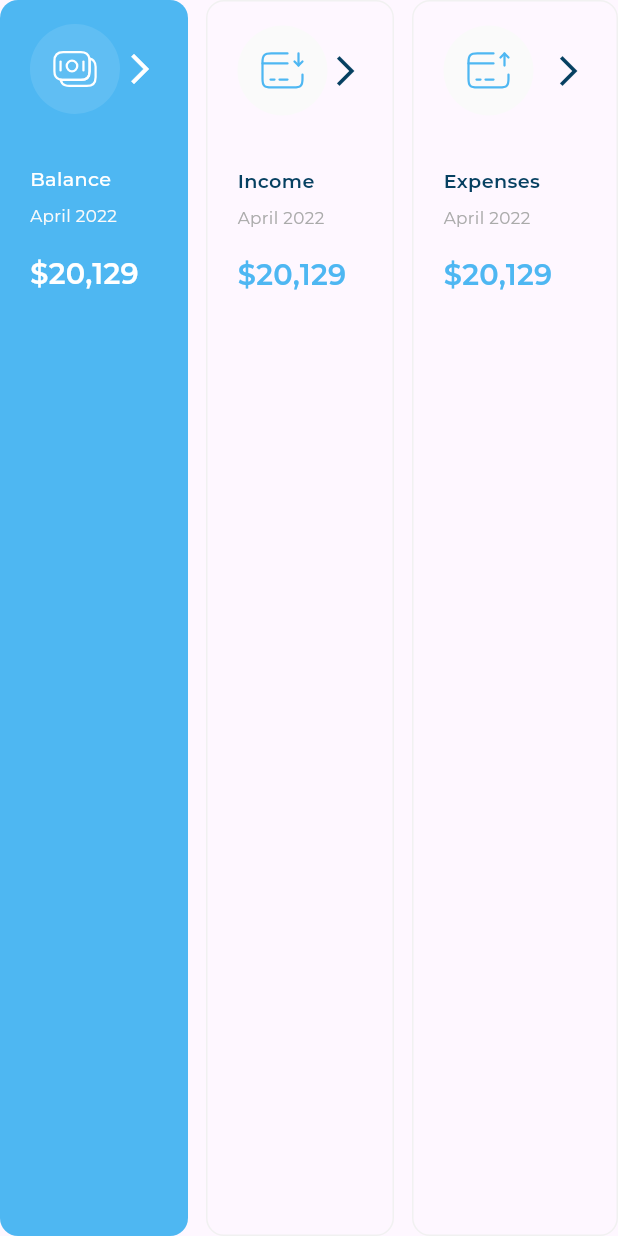
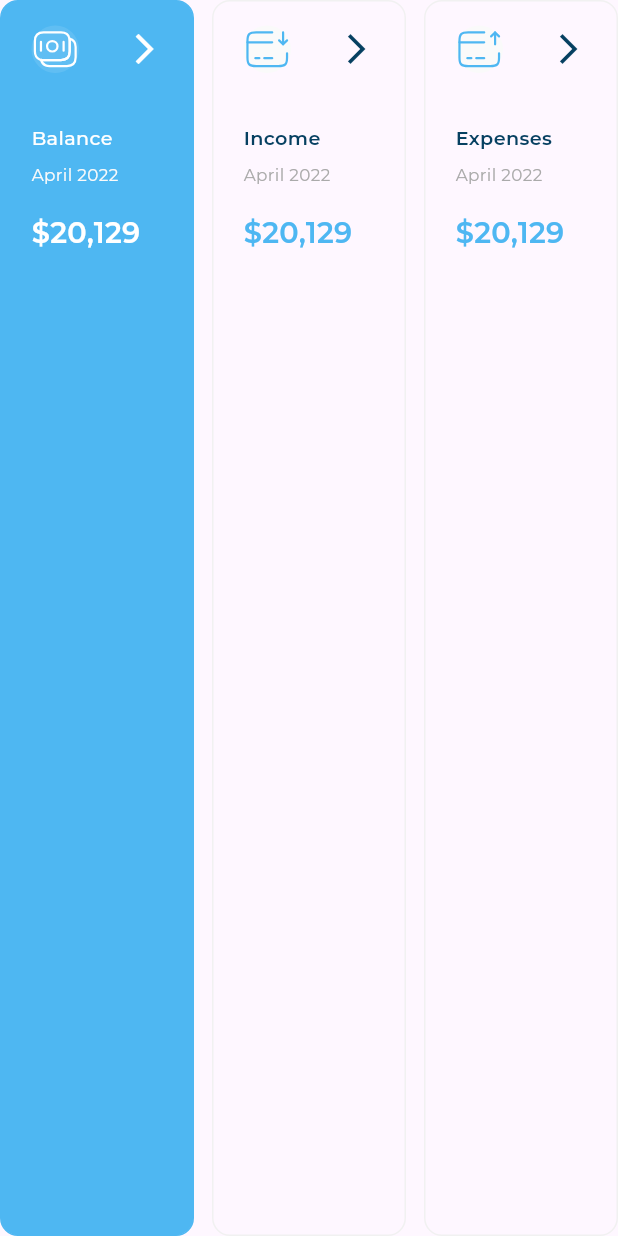
Before and after one commit to esraa-mohamad/admin_dashboard, a Flutter app: the ExpensesItemsList widget shown alone on an empty page, opened directly, on a phone screen of 412 x 824 dp. Run offline on Flutter 3.47's test engine with Material 3 defaults, Android fonts, the phone set to English and light mode, and no system bars; our stand-ins replace device_preview, expandable_page_view, fl_chart, flutter_svg; project files that could hold a hidden picture were left out.

Commit message:
- finish responsive edit

```diff
--- a/lib/admin_dashboard_app.dart
+++ b/lib/admin_dashboard_app.dart
@@ -1,4 +1,5 @@
 import 'package:admin_dashboard/core/routes/app_routing.dart';
+import 'package:device_preview/device_preview.dart';
 import 'package:flutter/material.dart';
 
 import 'core/routes/app_routes.dart';
@@ -9,6 +10,8 @@ final AppRouting appRouting;
   @override
   Widget build(BuildContext context) {
     return  MaterialApp(
+      locale: DevicePreview.locale(context),
+      builder: DevicePreview.appBuilder,
       debugShowCheckedModeBanner: false ,
       initialRoute: AppRoutes.dashboardView,
       onGenerateRoute: appRouting.omGenerateRouting,
--- a/lib/features/screen_view/widgets/card_and_income/card_and_transactions/my_card.dart
+++ b/lib/features/screen_view/widgets/card_and_income/card_and_transactions/my_card.dart
@@ -57,11 +57,10 @@ class MyCard extends StatelessWidget {
                 ],
               ),
             ),
-            Spacer(),
+            const Expanded(child: SizedBox()),
             Padding(
               padding: const EdgeInsets.only(
                 right: 24 ,
-                bottom: 27,
               ),
               child: Align(
                 alignment: AlignmentDirectional.bottomEnd,
@@ -83,6 +82,7 @@ class MyCard extends StatelessWidget {
                 ),
               ),
             ),
+
           ],
         ),
       ),
--- a/lib/features/screen_view/widgets/card_and_income/income/income_section_body.dart
+++ b/lib/features/screen_view/widgets/card_and_income/income/income_section_body.dart
@@ -13,7 +13,7 @@ class IncomeSectionBody extends StatelessWidget {
   Widget build(BuildContext context) {
     double width = MediaQuery.sizeOf(context).width;
     return
-      width >= AppSizeHelper.desktop  && width < 1750 ?
+      width >= AppSizeHelper.desktop  && width <= 1800 ?
       Expanded(child: Padding(
         padding: const EdgeInsets.all(16.0),
         child: Center(child: IncomeChartDetailed()),
--- a/lib/features/screen_view/widgets/expenses_and_invoices/expenses/expenses_item.dart
+++ b/lib/features/screen_view/widgets/expenses_and_invoices/expenses/expenses_item.dart
@@ -5,35 +5,48 @@ import 'package:flutter/material.dart';
 import 'package:flutter_svg/flutter_svg.dart';
 
 class ExpensesItem extends StatelessWidget {
-  const ExpensesItem({super.key, required this.expensesItemModel, required this.isActive});
+  const ExpensesItem(
+      {super.key, required this.expensesItemModel, required this.isActive});
 
-  final ExpensesItemModel expensesItemModel ;
-  final bool isActive  ;
+  final ExpensesItemModel expensesItemModel;
+
+  final bool isActive;
+
   @override
   Widget build(BuildContext context) {
-    return  isActive ?
-        activeExpensesItem(context, expensesItemModel) :
-      unActiveExpensesItem(context, expensesItemModel);
+    return isActive
+        ? activeExpensesItem(context, expensesItemModel)
+        : unActiveExpensesItem(context, expensesItemModel);
   }
 
-  Widget activeExpensesItem(BuildContext context ,  ExpensesItemModel expensesItemModel){
+  Widget activeExpensesItem(
+      BuildContext context, ExpensesItemModel expensesItemModel) {
     return Container(
       padding: EdgeInsets.symmetric(horizontal: 20, vertical: 16),
-      decoration: BoxDecoration(
+      decoration: ShapeDecoration(
           color: AppColor.mainPictonBlue,
+          shape: RoundedRectangleBorder(
             borderRadius: BorderRadius.circular(12),
+            side: BorderSide(
+              width: 1,
+              color: AppColor.mainPictonBlue,
             ),
+          )),
       child: Column(
         crossAxisAlignment: CrossAxisAlignment.start,
         children: [
           Row(
             mainAxisAlignment: MainAxisAlignment.spaceBetween,
             children: [
-              Container(
-                padding: EdgeInsets.symmetric(
-                  horizontal: 14,
-                  vertical: 14,
+              Flexible(
+                child: ConstrainedBox(
+                  constraints: BoxConstraints(
+                    maxHeight: 60,
+                    maxWidth: 60,
                   ),
+                  child: AspectRatio(
+                    aspectRatio: 1,
+                    child: Container(
                       decoration: BoxDecoration(
                         shape: BoxShape.circle,
                         color: Colors.white10,
@@ -46,9 +59,12 @@ class ExpensesItem extends StatelessWidget {
                         ),
                       ),
                     ),
+                  ),
+                ),
+              ),
               Spacer(),
               Icon(
-                Icons.arrow_forward_ios ,
+                Icons.arrow_forward_ios,
                 size: 24,
                 color: Colors.white,
               )
@@ -57,28 +73,47 @@ class ExpensesItem extends StatelessWidget {
           SizedBox(
             height: 34,
           ),
-          Text(expensesItemModel.title , style: AppTextStyles.font16WhiteSemiBold(context),),
+          FittedBox(
+            fit: BoxFit.scaleDown,
+            child: Text(
+              expensesItemModel.title,
+              style: AppTextStyles.font16WhiteSemiBold(context),
+            ),
+          ),
           SizedBox(
             height: 8,
           ),
-          Text('April 2022' , style: AppTextStyles.font14LotionRegular(context),),
+          FittedBox(
+            fit: BoxFit.scaleDown,
+            child: Text(
+              'April 2022',
+              style: AppTextStyles.font14LotionRegular(context),
+            ),
+          ),
           SizedBox(
             height: 16,
           ),
-          Text('\$20,129' , style: AppTextStyles.font24WhiteSemiBold(context),),
+          FittedBox(
+            fit: BoxFit.scaleDown,
+            child: Text(
+              '\$20,129',
+              style: AppTextStyles.font24WhiteSemiBold(context),
+            ),
+          ),
         ],
       ),
     );
   }
 
-  Widget unActiveExpensesItem(BuildContext context ,  ExpensesItemModel expensesItemModel){
+  Widget unActiveExpensesItem(
+      BuildContext context, ExpensesItemModel expensesItemModel) {
     return Container(
       padding: EdgeInsets.symmetric(horizontal: 20, vertical: 16),
-      decoration: BoxDecoration(
-        border: Border.all(
-          color: AppColor.antiFlashWhite
+      decoration: ShapeDecoration(
+        shape: RoundedRectangleBorder(
+          side: BorderSide(width: 1, color: AppColor.antiFlashWhite),
+          borderRadius: BorderRadius.circular(12),
         ),
-        borderRadius: BorderRadius.circular(12),
       ),
       child: Column(
         crossAxisAlignment: CrossAxisAlignment.start,
@@ -86,11 +121,12 @@ class ExpensesItem extends StatelessWidget {
           Row(
             mainAxisAlignment: MainAxisAlignment.spaceBetween,
             children: [
-              Container(
-                padding: EdgeInsets.symmetric(
-                  horizontal: 14,
-                  vertical: 14,
-                ),
+              Flexible(
+                child: ConstrainedBox(
+                  constraints: BoxConstraints(maxWidth: 60, maxHeight: 60),
+                  child: AspectRatio(
+                    aspectRatio: 1,
+                    child: Container(
                       decoration: BoxDecoration(
                         shape: BoxShape.circle,
                         color: AppColor.lotion,
@@ -103,9 +139,12 @@ class ExpensesItem extends StatelessWidget {
                         ),
                       ),
                     ),
+                  ),
+                ),
+              ),
               Spacer(),
               Icon(
-                Icons.arrow_forward_ios ,
+                Icons.arrow_forward_ios,
                 size: 24,
                 color: AppColor.ateneoBlue,
               )
@@ -114,18 +153,35 @@ class ExpensesItem extends StatelessWidget {
           SizedBox(
             height: 34,
           ),
-          Text(expensesItemModel.title , style: AppTextStyles.font16AteneoBlueSemiBold(context),),
+          FittedBox(
+            fit: BoxFit.scaleDown,
+            child: Text(
+              expensesItemModel.title,
+              style: AppTextStyles.font16AteneoBlueSemiBold(context),
+            ),
+          ),
           SizedBox(
             height: 8,
           ),
-          Text('April 2022' , style: AppTextStyles.font14DarkGrayRegular(context),),
+          FittedBox(
+            fit: BoxFit.scaleDown,
+            child: Text(
+              'April 2022',
+              style: AppTextStyles.font14DarkGrayRegular(context),
+            ),
+          ),
           SizedBox(
             height: 16,
           ),
-          Text('\$20,129' , style: AppTextStyles.font24MainBlueSemiBold(context),),
+          FittedBox(
+            fit: BoxFit.scaleDown,
+            child: Text(
+              '\$20,129',
+              style: AppTextStyles.font24MainBlueSemiBold(context),
+            ),
+          ),
         ],
       ),
     );
   }
-
 }
--- a/lib/features/screen_view/widgets/expenses_and_invoices/expenses/expenses_items_list.dart
+++ b/lib/features/screen_view/widgets/expenses_and_invoices/expenses/expenses_items_list.dart
@@ -34,29 +34,59 @@ class _ExpensesItemsListState extends State<ExpensesItemsList> {
   @override
   Widget build(BuildContext context) {
     return Row(
-      children: items.map((e){
-        int index = items.indexOf(e);
-        return Expanded(
+      children: [
+      Expanded(
         child: GestureDetector(
-            onTap: (){
-              if(active != index){
+          onTap: () {
+            if (active != 0) {
               setState(() {
-                  active = index;
+                active = 0;
               });
             }
           },
-            child: Padding(
-              padding:  EdgeInsets.only(
-                  right: index == items.length-1 ? 0 : 12
-              ),
           child: ExpensesItem(
-                expensesItemModel: items[index],
-                isActive: active == index,
+            expensesItemModel: items[0],
+            isActive: active == 0,
           ),
         ),
       ),
-        );
-      }).toList()
+        SizedBox(
+          width: 12,
+        ),
+        Expanded(
+        child: GestureDetector(
+          onTap: () {
+            if (active != 1) {
+              setState(() {
+                active = 1;
+              });
+            }
+          },
+          child: ExpensesItem(
+            expensesItemModel: items[1],
+            isActive: active == 1,
+          ),
+        ),
+      ),
+        SizedBox(
+          width: 12,
+        ),
+        Expanded(
+        child: GestureDetector(
+          onTap: () {
+            if (active != 2) {
+              setState(() {
+                active = 2;
+              });
+            }
+          },
+          child: ExpensesItem(
+            expensesItemModel: items[2],
+            isActive: active == 2,
+          ),
+        ),
+      ),
+    ],
     );
   }
 }
--- a/pubspec.yaml
+++ b/pubspec.yaml
@@ -37,7 +37,8 @@ dependencies:
   cupertino_icons: ^1.0.8
   expandable_page_view: ^1.0.17
   fl_chart: ^0.69.2
-  flutter_svg: ^2.0.14
+  flutter_svg: ^2.0.16
+  device_preview: ^1.2.0
 
 
 
```
Also changed, not shown: lib/features/screen_view/widgets/expenses_and_invoices/invoices/footer_invoices.dart (+27 -2 lines), lib/main.dart (+9 -1 lines), pubspec.lock, 1 other file. Lines whose indentation alone changed are shown as unchanged.
